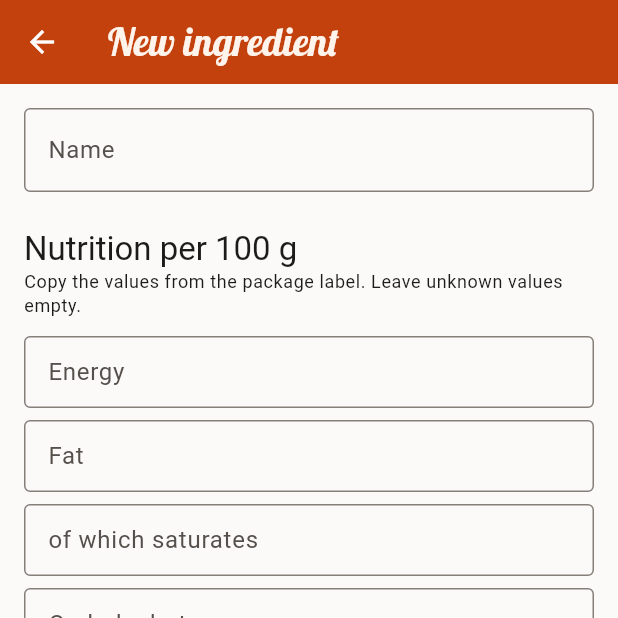
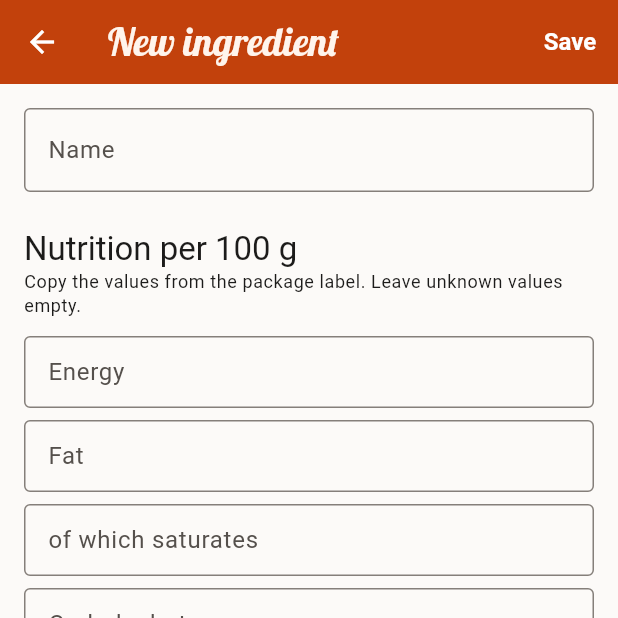
Before and after one commit to Zemo1337/manja, a Flutter app: the FoodEditScreen screen opened directly, on a phone screen of 412 x 824 dp, the top half of it. Run offline on Flutter 3.47's test engine with Material 3 defaults, Android fonts, the phone set to English and light mode, and no system bars; our stand-ins replace drift, drift_flutter, file_picker, image_picker, pdf, printing and 2 more; accounts and stored records are empty; generated files the repository leaves out were written again.

Commit message:
Make header buttons readable on coloured headers
Save in the recipe and ingredient editors, and All/None/Done in the
cookbook recipe chooser, used the theme's primary colour. On the light
Manja theme the header is that same paprika, so they were invisible.
HeaderTextButton uses the header's text colour; a test checks Save
contrast in every theme and mode.

Co-Authored-By: Claude Opus 5.5 <noreply@anthropic.com>

```diff
--- a/lib/ui/app_theme.dart
+++ b/lib/ui/app_theme.dart
@@ -246,3 +246,24 @@ final _dev = ColorScheme.fromSeed(
   outline: const Color(0xFF8A8A8A),
   outlineVariant: const Color(0xFF474747),
 );
+
+class HeaderTextButton extends StatelessWidget {
+  const HeaderTextButton({super.key, required this.onPressed, required this.label});
+
+  final VoidCallback? onPressed;
+  final String label;
+
+  @override
+  Widget build(BuildContext context) {
+    final color = Theme.of(context).appBarTheme.foregroundColor ?? Theme.of(context).colorScheme.onSurface;
+    return TextButton(
+      onPressed: onPressed,
+      style: TextButton.styleFrom(
+        foregroundColor: color,
+        disabledForegroundColor: color.withValues(alpha: 0.5),
+        textStyle: const TextStyle(fontWeight: FontWeight.w700, fontSize: 16),
+      ),
+      child: Text(label),
+    );
+  }
+}
--- a/lib/ui/nutrition/food_edit_screen.dart
+++ b/lib/ui/nutrition/food_edit_screen.dart
@@ -3,6 +3,7 @@ import 'package:nutrition_core/nutrition_core.dart';
 
 import '../../app_scope.dart';
 import '../../domain/units.dart';
+import '../app_theme.dart';
 
 const _portionUnits = [
   CookingUnit.piece,
@@ -127,7 +128,7 @@ class _FoodEditScreenState extends State<FoodEditScreen> {
     return Scaffold(
       appBar: AppBar(
         title: Text(widget.existing == null ? 'New ingredient' : 'Edit ingredient'),
-        actions: [TextButton(onPressed: _saving ? null : _save, child: const Text('Save'))],
+        actions: [HeaderTextButton(onPressed: _saving ? null : _save, label: 'Save')],
       ),
       body: Form(
         key: _formKey,
--- a/lib/ui/recipes/recipe_edit_screen.dart
+++ b/lib/ui/recipes/recipe_edit_screen.dart
@@ -12,6 +12,7 @@ import '../../domain/units.dart';
 import '../nutrition/food_picker_sheet.dart';
 import '../settings/tags_screen.dart';
 import 'recipe_photo.dart';
+import '../app_theme.dart';
 
 class RecipeEditScreen extends StatefulWidget {
   const RecipeEditScreen({super.key, this.existing, this.template});
@@ -381,7 +382,7 @@ class _RecipeEditScreenState extends State<RecipeEditScreen> {
     return Scaffold(
       appBar: AppBar(
         title: Text(_isNew ? 'New recipe' : 'Edit recipe'),
-        actions: [TextButton(onPressed: _saving ? null : _save, child: const Text('Save'))],
+        actions: [HeaderTextButton(onPressed: _saving ? null : _save, label: 'Save')],
       ),
       body: Form(
         key: _formKey,
```
Also changed, not shown: lib/ui/cookbook/cookbook_screen.dart (+4 -3 lines), 1 other file.
